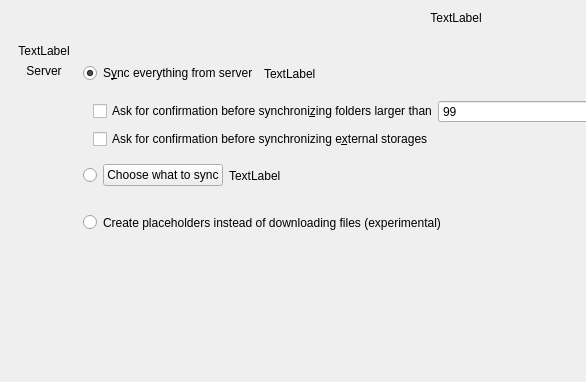
Before: the Qt Designer form src/gui/wizard/owncloudadvancedsetuppage.ui in nextcloud/desktop, drawn with Qt 5; both pictures show x 0 to 586 and y 0 to 382 of the 912 by 633 pixel window.
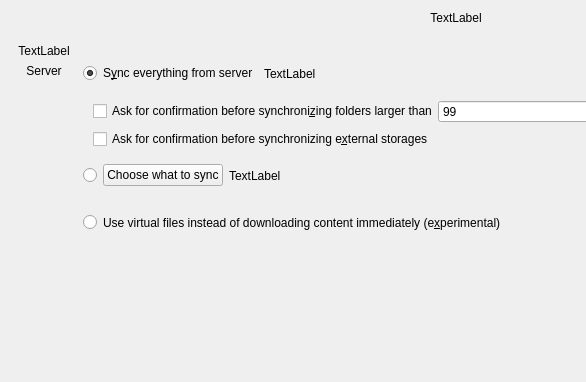
After: the same form once the commit is applied.

Commit message: Rename "placeholder" feature

The edit to the form file:
```diff
--- a/src/gui/wizard/owncloudadvancedsetuppage.ui
+++ b/src/gui/wizard/owncloudadvancedsetuppage.ui
@@ -391,7 +391,7 @@
              </sizepolicy>
             </property>
             <property name="text">
-             <string>Create placeholders instead of downloading files (experimental)</string>
+             <string>Use virtual files instead of downloading content immediately (e&amp;xperimental)</string>
             </property>
             <property name="checkable">
              <bool>false</bool>
```
The commit also changes 3 other files.
